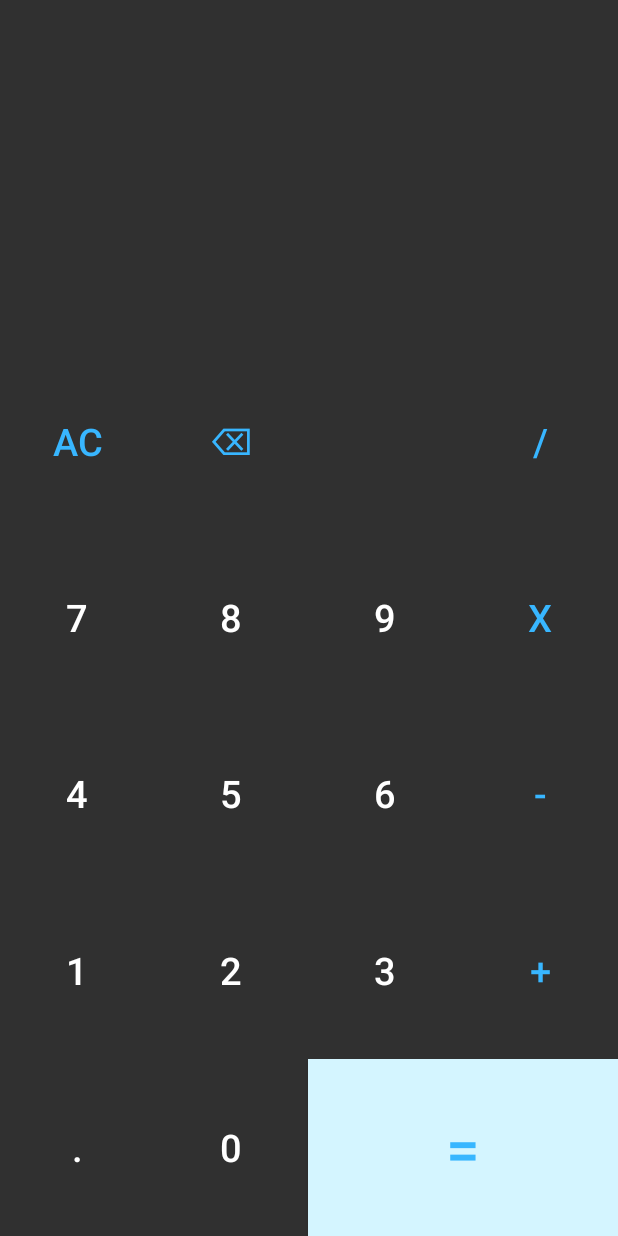
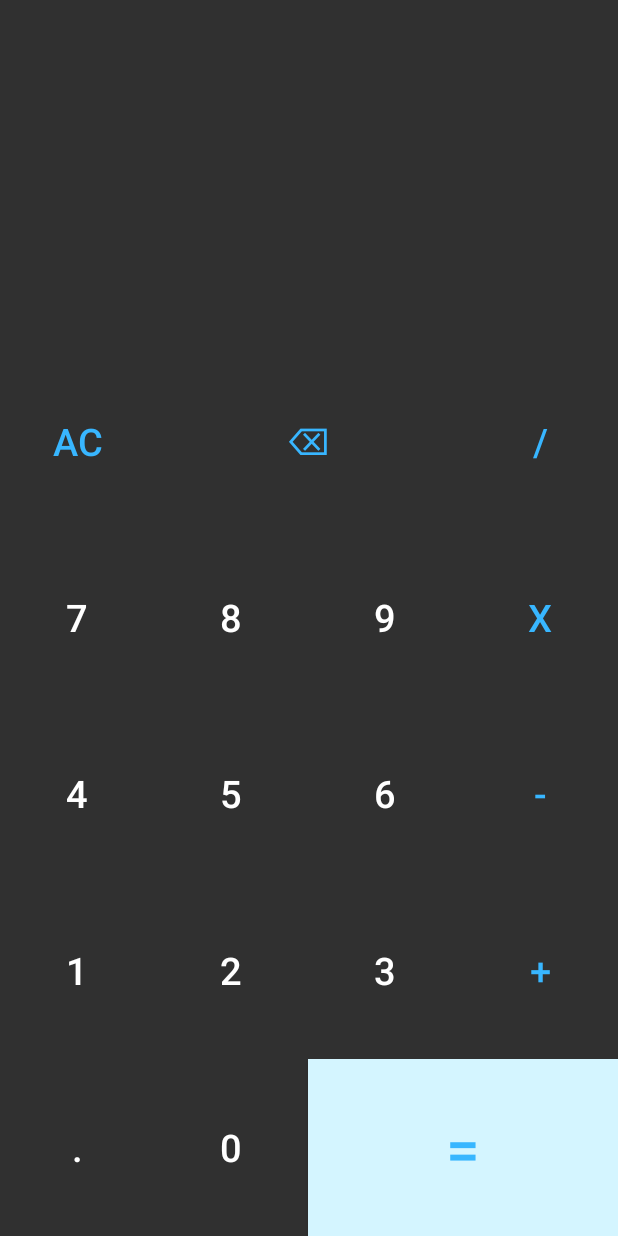
Before and after one commit to Lemonade-up/CalculatorAppKotlin, an Android app built with Jetpack Compose: the layout activity_main.xml on its own in the app's theme, with its tools: preview values and no code run, on a phone screen of 412 x 824 dp. Run offline under Robolectric (Android 15) with nearby library versions, the phone set to English and light mode, and no system bars.

```diff
--- a/app/build.gradle
+++ b/app/build.gradle
@@ -64,4 +64,5 @@ dependencies {
     debugImplementation 'androidx.compose.ui:ui-tooling'
     debugImplementation 'androidx.compose.ui:ui-test-manifest'
     implementation 'androidx.constraintlayout:constraintlayout:2.1.3'
+    implementation 'org.mariuszgromada.math:MathParser.org-mXparser:4.4.2'
 }
--- a/app/src/main/res/layout/activity_main.xml
+++ b/app/src/main/res/layout/activity_main.xml
@@ -58,12 +58,9 @@
         <Button
             style="@style/buttonNumber"
             android:textColor="@color/blue"
+            android:layout_weight="2"
             android:id="@+id/backButton"
             android:text="⌫"/>
-        <Button
-            style="@style/buttonNumber"
-            android:text=""
-            android:textColor="@color/blue"/>
         <Button
             style="@style/buttonOperator"
             android:text="/"
```
Also changed, not shown: app/src/main/java/com/redwaltz/calculatorapp/MainActivity.kt (+9 -1 lines).
